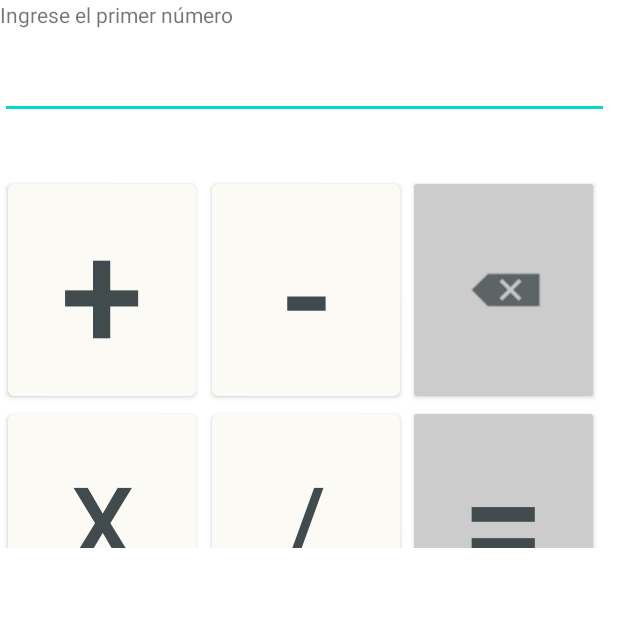
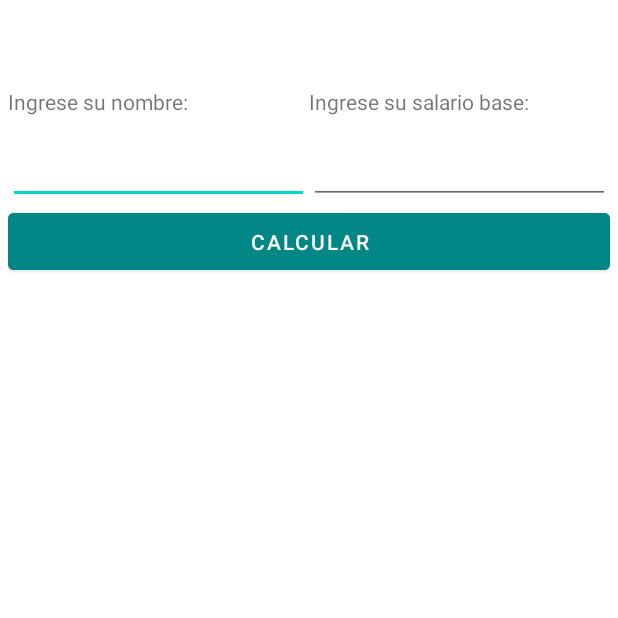
Before and after one commit to tito027/Taller_Practico_I_DSM, an Android app: the screen it shows after launch (CalculadoraActivity before the commit, Salary after it), on a phone screen of 412 x 824 dp, the top half of it. Run offline under Robolectric (Android 15) with nearby library versions, the phone set to English and light mode, and no system bars.

Commit message:
Agrega Calculo de descuentos sobre salario de una persona

```diff
--- a/app/src/main/java/com/example/tallerpracticoi_dsm/CalculadoraActivity.kt
+++ b/app/src/main/java/com/example/tallerpracticoi_dsm/CalculadoraActivity.kt
@@ -22,10 +22,6 @@ class CalculadoraActivity : AppCompatActivity() {
         return isValid
     }
     private fun operate(): String {
-        println("********************")
-        println("Operador $this.operator")
-        println("Operador num1")
-        println("********************")
         return when(this.operator) {
             '+' -> (num1 + num2).toString()
             '-' -> (num1 - num2).toString()
--- /dev/null
+++ b/app/src/main/java/com/example/tallerpracticoi_dsm/Salary.kt
@@ -0,0 +1,49 @@
+package com.example.tallerpracticoi_dsm
+
+import androidx.appcompat.app.AppCompatActivity
+import android.os.Bundle
+import android.view.View
+import android.widget.Button
+import android.widget.EditText
+import android.widget.LinearLayout
+import android.widget.TextView
+import kotlin.math.roundToInt
+
+class Salary : AppCompatActivity() {
+    lateinit var btnCalculate: Button
+
+    private fun getLabels(): List<TextView> {
+        val ids = arrayOf(R.id.txtISSSResponse, R.id.txtAFPResponse, R.id.txtRentaResponse, R.id.txtDescuentosResponse, R.id.txtTotal)
+        return ids.map { findViewById(it) }
+    }
+
+    private fun calculate() {
+        val iptName = findViewById<EditText>(R.id.iptName)
+        val iptSalary = findViewById<EditText>(R.id.iptSalary)
+        val salary = iptSalary.text.toString().toDouble()
+        val descs: Array<Double> = arrayOf( if(salary > 1000) 30.0 else salary * .03, salary * .0725, 0.0)
+
+        val benefits: Double = descs.fold(salary) { acc, desc -> acc - desc }
+        println("beneficios " + benefits)
+        var rentToApply: Array<Double> = arrayOf(0.0, 0.0, 0.0)
+        if(benefits > 2038.11) rentToApply = arrayOf(.3, 288.57, 2038.10)
+        else if(benefits > 895.25) rentToApply = arrayOf(.2, 60.0, 895.24)
+        else if(benefits > 472) rentToApply = arrayOf(.1, 17.67, 472.0)
+        descs[2] = rentToApply[1] + ((benefits - rentToApply[2]) * rentToApply[0])
+        val total = benefits - descs[2];
+        val labels = this.getLabels()
+        descs.forEachIndexed { i, dsc -> labels[i].text = "$" + ((dsc * 100).roundToInt().toDouble() / 100).toString() }
+        labels[3].text = "$" + ((descs.reduce { acc, dsc -> acc + dsc} * 100).roundToInt().toDouble() / 100).toString()
+        labels[4].text = "$" +((total * 100).roundToInt().toDouble() / 100)
+
+
+        findViewById<TextView>(R.id.txtNameResult).text = "Resultado de cálculos para " + iptName.text.toString()
+        findViewById<LinearLayout>(R.id.resultContainer).visibility = View.VISIBLE
+    }
+    override fun onCreate(savedInstanceState: Bundle?) {
+        super.onCreate(savedInstanceState)
+        setContentView(R.layout.activity_salary)
+        btnCalculate = findViewById<Button>(R.id.btnCalculate)
+        btnCalculate.setOnClickListener({ calculate() })
+    }
+}
--- /dev/null
+++ b/app/src/main/res/drawable/hr.xml
@@ -0,0 +1,10 @@
+<?xml version="1.0" encoding="utf-8"?>
+<layer-list xmlns:android="http://schemas.android.com/apk/res/android" >
+    <item android:id="@android:id/background">
+        <shape>
+            <solid android:color="@color/black_soft" />
+            <corners android:radius="2dp" />
+            <size android:width="20dp" android:height=".5dp" />
+        </shape>
+    </item>
+</layer-list>
--- /dev/null
+++ b/app/src/main/res/layout/activity_salary.xml
@@ -0,0 +1,283 @@
+<?xml version="1.0" encoding="utf-8"?>
+<androidx.constraintlayout.widget.ConstraintLayout xmlns:android="http://schemas.android.com/apk/res/android"
+    xmlns:app="http://schemas.android.com/apk/res-auto"
+    xmlns:tools="http://schemas.android.com/tools"
+    android:layout_width="match_parent"
+    android:layout_height="match_parent"
+    tools:context=".Salary">
+
+    <LinearLayout
+        android:layout_width="0dp"
+        android:layout_height="0dp"
+        android:orientation="vertical"
+        android:paddingStart="5dp"
+        android:paddingRight="5dp"
+        app:layout_constraintBottom_toBottomOf="parent"
+        app:layout_constraintEnd_toEndOf="parent"
+        app:layout_constraintStart_toStartOf="parent"
+        app:layout_constraintTop_toTopOf="parent">
+
+        <LinearLayout
+            android:layout_width="match_parent"
+            android:layout_height="48dp"
+            android:orientation="horizontal">
+
+
+        </LinearLayout>
+
+        <androidx.constraintlayout.widget.ConstraintLayout
+            android:layout_width="match_parent"
+            android:layout_height="40dp"
+            android:orientation="vertical">
+
+            <androidx.constraintlayout.widget.Guideline
+                android:id="@+id/middle"
+                android:layout_width="wrap_content"
+                android:layout_height="wrap_content"
+                android:orientation="vertical"
+                app:layout_constraintGuide_percent=".5" />
+
+            <TextView
+                android:id="@+id/txtName"
+                android:layout_width="0dp"
+                android:layout_height="0dp"
+                android:layout_weight="1"
+                android:gravity="center_vertical"
+                android:text="Ingrese su nombre:"
+                android:textAlignment="gravity"
+                app:layout_constraintBottom_toBottomOf="parent"
+                app:layout_constraintEnd_toEndOf="@+id/middle"
+                app:layout_constraintStart_toStartOf="parent"
+                app:layout_constraintTop_toTopOf="parent" />
+
+            <TextView
+                android:id="@+id/txtSalary"
+                android:layout_width="0dp"
+                android:layout_height="0dp"
+                android:layout_weight="1"
+                android:gravity="center_vertical"
+                android:text="Ingrese su salario base:"
+                android:textAlignment="gravity"
+                app:layout_constraintBottom_toBottomOf="parent"
+                app:layout_constraintLeft_toLeftOf="@+id/middle"
+                app:layout_constraintRight_toRightOf="parent"
+                app:layout_constraintTop_toTopOf="parent" />
+        </androidx.constraintlayout.widget.ConstraintLayout>
+
+        <androidx.constraintlayout.widget.ConstraintLayout
+            android:layout_width="match_parent"
+            android:layout_height="48dp"
+            android:orientation="vertical">
+
+            <androidx.constraintlayout.widget.Guideline
+                android:id="@+id/middle2"
+                android:layout_width="wrap_content"
+                android:layout_height="wrap_content"
+                android:orientation="vertical"
+                app:layout_constraintGuide_percent=".5" />
+
+            <EditText
+                android:id="@+id/iptName"
+                android:layout_width="0dp"
+                android:layout_height="0dp"
+                android:layout_weight="1"
+                android:inputType="textPersonName|text"
+                app:layout_constraintBottom_toBottomOf="parent"
+                app:layout_constraintLeft_toLeftOf="parent"
+                app:layout_constraintRight_toRightOf="@+id/middle2"
+                app:layout_constraintTop_toTopOf="parent" />
+
+            <EditText
+                android:id="@+id/iptSalary"
+                android:layout_width="0dp"
+                android:layout_height="0dp"
+                android:layout_weight="1"
+                android:inputType="numberDecimal"
+                app:layout_constraintBottom_toBottomOf="parent"
+                app:layout_constraintEnd_toEndOf="parent"
+                app:layout_constraintStart_toStartOf="@+id/middle2"
+                app:layout_constraintTop_toTopOf="parent" />
+        </androidx.constraintlayout.widget.ConstraintLayout>
+
+        <Button
+            android:id="@+id/btnCalculate"
+            android:layout_width="match_parent"
+            android:layout_height="50dp"
+            android:backgroundTint="@color/teal_700"
+            android:text="@string/btnText" />
+
+        <LinearLayout
+            android:id="@+id/resultContainer"
+            android:layout_width="match_parent"
+            android:layout_height="match_parent"
+            android:gravity="center_horizontal|center_vertical"
+            android:orientation="vertical"
+            android:textAlignment="gravity"
+            android:visibility="invisible">
+
+            <TextView
+                android:id="@+id/txtNameResult"
+                android:layout_width="wrap_content"
+                android:layout_height="wrap_content"
+                android:layout_marginBottom="10dp"
+                android:text="@string/response"
+                android:textColor="@color/black_soft"
+                android:textSize="20sp" />
+
+            <TableLayout
+                android:layout_width="wrap_content"
+                android:layout_height="wrap_content">
+
+                <TableRow
+                    android:layout_width="wrap_content"
+                    android:layout_height="wrap_content">
+
+                    <TextView
+                        android:id="@+id/txtMode"
+                        android:layout_width="wrap_content"
+                        android:layout_height="wrap_content"
+                        android:paddingHorizontal="10dp"
+                        android:paddingVertical="10dp"
+                        android:text="Cálculo de salario:"
+                        android:textAlignment="viewEnd"
+                        android:textStyle="bold" />
+
+                    <TextView
+                        android:id="@+id/txtModeResponse"
+                        android:layout_width="wrap_content"
+                        android:layout_height="wrap_content"
+                        android:paddingHorizontal="10dp"
+                        android:paddingVertical="10dp"
+                        android:text="Quincenal"
+                        android:textAlignment="viewEnd" />
+                </TableRow>
+
+                <TableRow
+                    android:layout_width="wrap_content"
+                    android:layout_height="wrap_content">
+
+                    <TextView
+                        android:id="@+id/txtISSS"
+                        android:layout_width="wrap_content"
+                        android:layout_height="wrap_content"
+                        android:paddingHorizontal="10dp"
+                        android:paddingVertical="10dp"
+                        android:text="Descuento ISSS:"
+                        android:textAlignment="viewEnd"
+                        android:textStyle="bold" />
+
+                    <TextView
+                        android:id="@+id/txtISSSResponse"
+                        android:layout_width="wrap_content"
+                        android:layout_height="wrap_content"
+                        android:paddingHorizontal="10dp"
+                        android:paddingVertical="10dp"
+                        android:text="$10"
+                        android:textAlignment="viewEnd" />
+                </TableRow>
+
+                <TableRow
+                    android:layout_width="wrap_content"
+                    android:layout_height="wrap_content">
+
+                    <TextView
+                        android:id="@+id/txtAFP"
+                        android:layout_width="wrap_content"
+                        android:layout_height="wrap_content"
+                        android:paddingHorizontal="10dp"
+                        android:paddingVertical="10dp"
+                        android:text="Descuento AFP:"
+                        android:textAlignment="viewEnd"
+                        android:textStyle="bold" />
+
+                    <TextView
+                        android:id="@+id/txtAFPResponse"
+                        android:layout_width="wrap_content"
+                        android:layout_height="wrap_content"
+                        android:paddingHorizontal="10dp"
+                        android:paddingVertical="10dp"
+                        android:text="$10"
+                        android:textAlignment="viewEnd" />
+                </TableRow>
+
+                <TableRow
+                    android:layout_width="wrap_content"
+                    android:layout_height="wrap_content">
+
+                    <TextView
+                        android:id="@+id/txtRenta"
+                        android:layout_width="wrap_content"
+                        android:layout_height="wrap_content"
+                        android:paddingHorizontal="10dp"
+                        android:paddingVertical="10dp"
+                        android:text="Descuento Renta:"
+                        android:textAlignment="viewEnd"
+                        android:textStyle="bold" />
+
+                    <TextView
+                        android:id="@+id/txtRentaResponse"
+                        android:layout_width="wrap_content"
+                        android:layout_height="wrap_content"
+                        android:paddingHorizontal="10dp"
+                        android:paddingVertical="10dp"
+                        android:text="$10"
+                        android:textAlignment="viewEnd" />
+                </TableRow>
+
+                <TableRow
+                    android:layout_width="wrap_content"
+                    android:layout_height="wrap_content">
+
+                    <TextView
+                        android:id="@+id/txtDescuentos"
+                        android:layout_width="wrap_content"
+                        android:layout_height="wrap_content"
+                        android:paddingHorizontal="10dp"
+                        android:paddingVertical="10dp"
+                        android:text="Total descuentos:"
+                        android:textAlignment="viewEnd"
+                        android:textStyle="bold" />
+
+                    <TextView
+                        android:id="@+id/txtDescuentosResponse"
+                        android:layout_width="wrap_content"
+                        android:layout_height="wrap_content"
+                        android:paddingHorizontal="10dp"
+                        android:paddingVertical="10dp"
+                        android:text="$10"
+                        android:textAlignment="viewEnd" />
+                </TableRow>
+
+                <TableRow
+                    android:layout_width="wrap_content"
+                    android:layout_height="wrap_content"
+                    android:background="@drawable/hr" />
+
+                <TableRow
+                    android:layout_width="wrap_content"
+                    android:layout_height="wrap_content">
+
+                    <TextView
+                        android:id="@+id/txtFreeSalary"
+                        android:layout_width="wrap_content"
+                        android:layout_height="wrap_content"
+                        android:paddingHorizontal="10dp"
+                        android:paddingVertical="10dp"
+                        android:text="Salario Neto:"
+                        android:textAlignment="viewEnd"
+                        android:textStyle="bold|italic" />
+
+                    <TextView
+                        android:id="@+id/txtTotal"
+                        android:layout_width="wrap_content"
+                        android:layout_height="wrap_content"
+                        android:paddingHorizontal="10dp"
+                        android:paddingVertical="10dp"
+                        android:text="$10"
+                        android:textAlignment="viewEnd" />
+                </TableRow>
+
+            </TableLayout>
+        </LinearLayout>
+    </LinearLayout>
+</androidx.constraintlayout.widget.ConstraintLayout>
--- a/app/src/main/res/values/strings.xml
+++ b/app/src/main/res/values/strings.xml
@@ -2,4 +2,6 @@
     <string name="app_name">Taller Practico I - DSM</string>
     <string name="navigation_drawer_open">Abrir</string>
     <string name="navigation_drawer_close">Cerrar</string>
+    <string name="btnText">Calcular</string>
+    <string name="response">Resultado de Cálculos</string>
 </resources>
```
Also changed, not shown: app/src/main/AndroidManifest.xml (+10 -1 lines).
